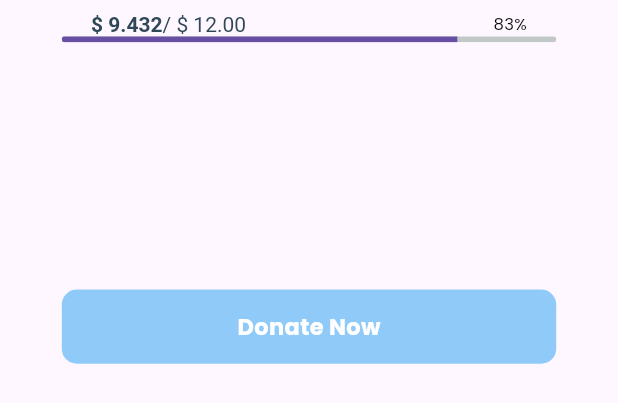
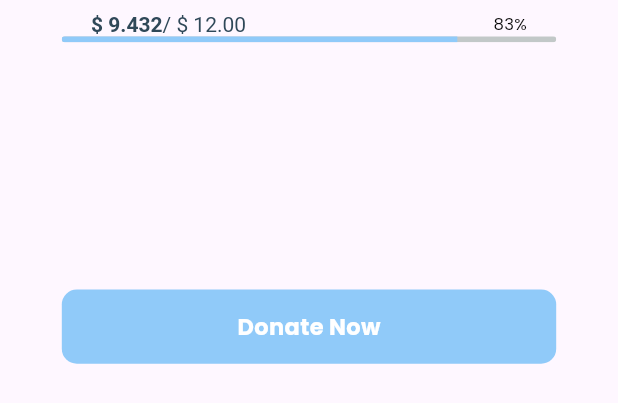
Before and after one commit to Preritpandey/Charity-App, a Flutter app: the DonationTarget widget shown alone on an empty page, opened directly, on a phone screen of 412 x 824 dp. Shown: the top 403 px of the screen. Run offline on Flutter 3.47's test engine with Material 3 defaults, Android fonts, the phone set to English and light mode, and no system bars; our stand-ins replace google_fonts; network calls fail.

Commit message:
refactor:formatted the variables and app constants

```diff
--- a/lib/pages/Home/event_details_page.dart
+++ b/lib/pages/Home/event_details_page.dart
@@ -1,14 +1,13 @@
 import 'package:flutter/material.dart';
 import 'package:voln/resources/constant.dart';
 import 'package:voln/resources/text_heading.dart';
-import 'package:voln/resources/text_subheading.dart';
 import 'package:voln/widgets/app_text.dart';
 import 'package:voln/widgets/details_status_icons.dart';
 import 'package:voln/widgets/donation_target.dart';
 import 'package:voln/widgets/fundraiser_card.dart';
 
 class DetailsPage extends StatelessWidget {
-  DetailsPage({super.key});
+  const DetailsPage({super.key});
 
   @override
   Widget build(BuildContext context) {
--- a/lib/pages/Home/home.dart
+++ b/lib/pages/Home/home.dart
@@ -1,6 +1,5 @@
 import 'package:flutter/material.dart';
 import 'package:voln/pages/Calendar/calendar.dart';
-import 'package:voln/pages/Home/event_details_page.dart';
 import 'package:voln/pages/Home/home_page.dart';
 import 'package:voln/pages/Inbox/inbox.dart';
 import 'package:voln/pages/Location/location.dart';
@@ -26,7 +25,7 @@ class _HomeState extends State<Home> {
 
   @override
   Widget build(BuildContext context) {
-    final List pages = [
+    List pages = [
       HomePage(),
       const Location(),
       const Search(),
--- a/lib/pages/Home/home_page.dart
+++ b/lib/pages/Home/home_page.dart
@@ -13,7 +13,7 @@ extension MediaQueryValues on BuildContext {
 }
 
 class HomePage extends StatelessWidget {
-  List<Map<String, String>> categoriesImages = [
+  final List<Map<String, String>> categoriesImages = [
     {'Disaster': 'assets/QuickBarIcons/Disaster.png'},
     {'Education': 'assets/QuickBarIcons/Education.png'},
     {'Medical': 'assets/QuickBarIcons/Medical.png'},
--- a/lib/resources/constant.dart
+++ b/lib/resources/constant.dart
@@ -33,6 +33,7 @@ const Color backgroundWhite = Color.fromRGBO(231, 246, 244, 0.898);
 const Color cardBackground = Color.fromRGBO(240, 240, 240, 1);
 const Color darkGrey = Color.fromARGB(255, 116, 119, 119);
 const Color transparent = Colors.transparent;
+const Color appBackground = Color.fromARGB(255, 194, 200, 200);
 const MaterialColor materialHeraldGreen = MaterialColor(
   _heraldGreenPrimary,
   <int, Color>{
--- a/lib/widgets/app_text.dart
+++ b/lib/widgets/app_text.dart
@@ -2,12 +2,12 @@ import 'package:flutter/material.dart';
 import 'package:google_fonts/google_fonts.dart';
 
 class AppText extends StatelessWidget {
-  String text;
-  double fontSize;
-  FontWeight fontWeight;
-  Color color;
+ final String text;
+ final double fontSize;
+ final FontWeight fontWeight;
+  final Color color;
 
-  AppText({
+  const AppText({
     super.key,
     required this.text,
     this.fontSize = 13,
--- a/lib/widgets/donation_target.dart
+++ b/lib/widgets/donation_target.dart
@@ -1,6 +1,5 @@
 import 'package:flutter/material.dart';
 import 'package:voln/resources/constant.dart';
-import 'package:voln/resources/text_heading.dart';
 import 'package:voln/widgets/app_text.dart';
 
 class DonationTarget extends StatelessWidget {
@@ -14,7 +13,6 @@ class DonationTarget extends StatelessWidget {
     return Column(
       crossAxisAlignment: CrossAxisAlignment.start,
       children: [
-        // const TextHeading(text: 'Charity Target', size: 15),
         SizedBox(height: screenHeight * 0.01),
         Row(
           mainAxisAlignment: MainAxisAlignment.center,
@@ -43,9 +41,7 @@ class DonationTarget extends StatelessWidget {
               borderRadius: BorderRadius.circular(20),
             ),
             child: LinearProgressIndicator(
-              value: 0.8,
-              backgroundColor: const Color.fromARGB(255, 194, 200, 200),
-            ),
+                value: 0.8, color: appBlue, backgroundColor: appBackground),
           ),
         ),
         SizedBox(height: screenHeight * 0.2),
@@ -59,7 +55,7 @@ class DonationTarget extends StatelessWidget {
                 borderRadius: BorderRadius.circular(10),
                 color: appBlue,
               ),
-              child: Center(
+              child: const Center(
                   child: AppText(
                 text: 'Donate Now',
                 color: white,
```
Also changed, not shown: lib/widgets/navIcon.dart (+4 -4 lines).
